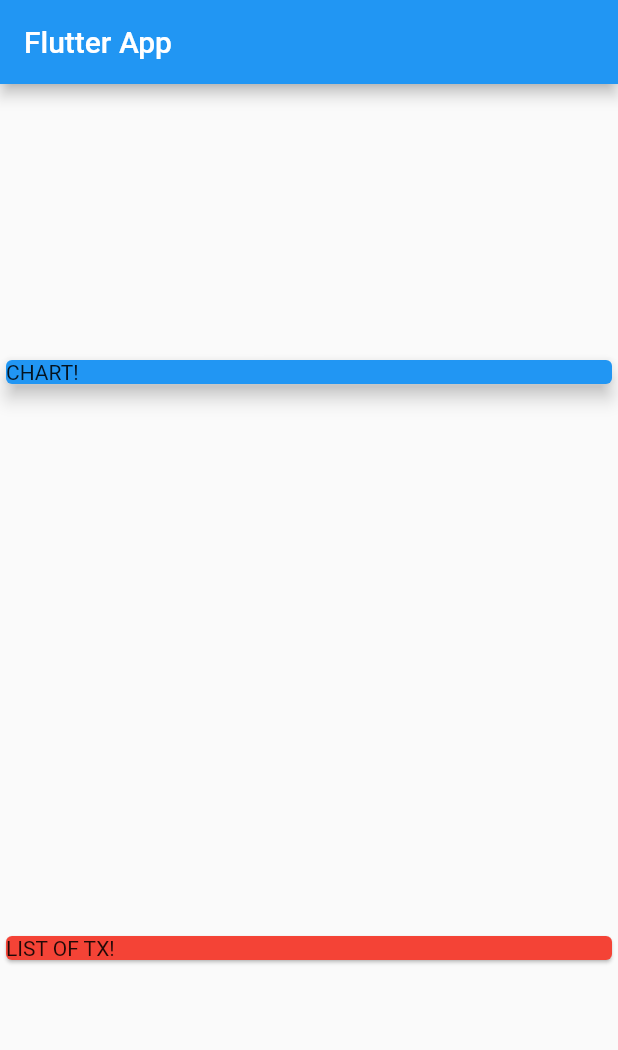
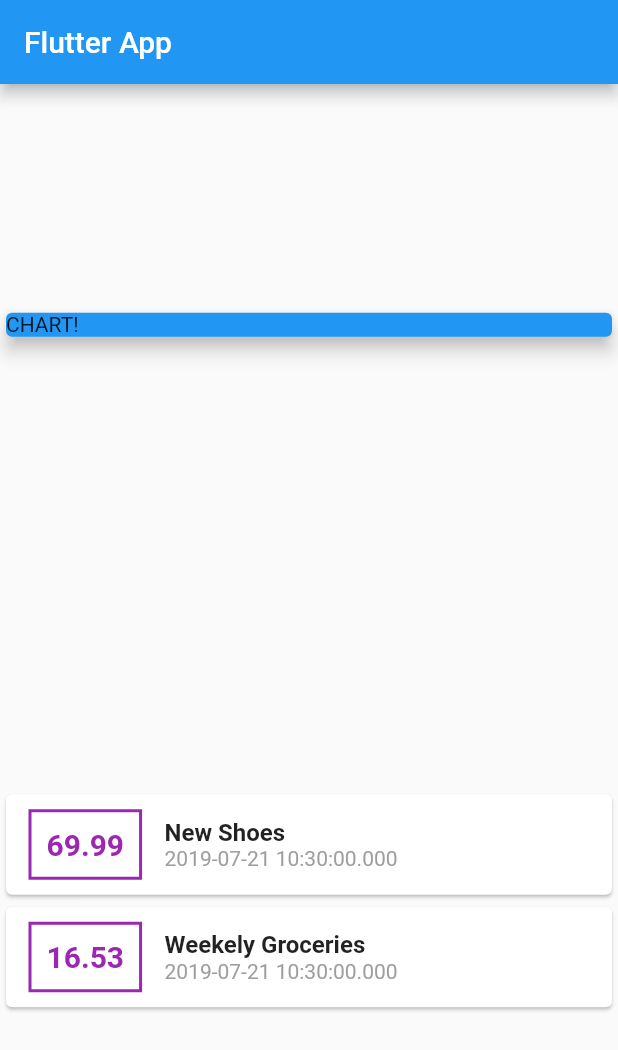
Before and after one commit to ayush987goyal/personal_expenses_app_flutter, a Flutter app: the screen it shows after launch, on a phone screen of 412 x 824 dp. Shown: the top 1050 px of the screen. Run offline on Flutter 3.47's test engine with Material 2 defaults, Android fonts, the phone set to English and light mode, and no system bars.

Commit message:
Add basic transaction widget inline

```diff
--- a/lib/main.dart
+++ b/lib/main.dart
@@ -48,9 +48,54 @@ class MyHomePage extends StatelessWidget {
               elevation: 5,
             ),
           ),
-          Card(
-            color: Colors.red,
-            child: Text('LIST OF TX!'),
+          Column(
+            children: transactions.map((txn) {
+              return Card(
+                child: Row(
+                  children: <Widget>[
+                    Container(
+                      margin: EdgeInsets.symmetric(
+                        vertical: 10,
+                        horizontal: 15,
+                      ),
+                      padding: EdgeInsets.all(10),
+                      decoration: BoxDecoration(
+                        border: Border.all(
+                          color: Colors.purple,
+                          width: 2,
+                        ),
+                      ),
+                      child: Text(
+                        txn.amount.toString(),
+                        style: TextStyle(
+                          fontWeight: FontWeight.bold,
+                          fontSize: 20,
+                          color: Colors.purple,
+                        ),
+                      ),
+                    ),
+                    Column(
+                      crossAxisAlignment: CrossAxisAlignment.start,
+                      children: <Widget>[
+                        Text(
+                          txn.title,
+                          style: TextStyle(
+                            fontWeight: FontWeight.bold,
+                            fontSize: 16,
+                          ),
+                        ),
+                        Text(
+                          txn.date.toString(),
+                          style: TextStyle(
+                            color: Colors.grey,
+                          ),
+                        ),
+                      ],
+                    )
+                  ],
+                ),
+              );
+            }).toList(),
           )
         ],
       ),
```
